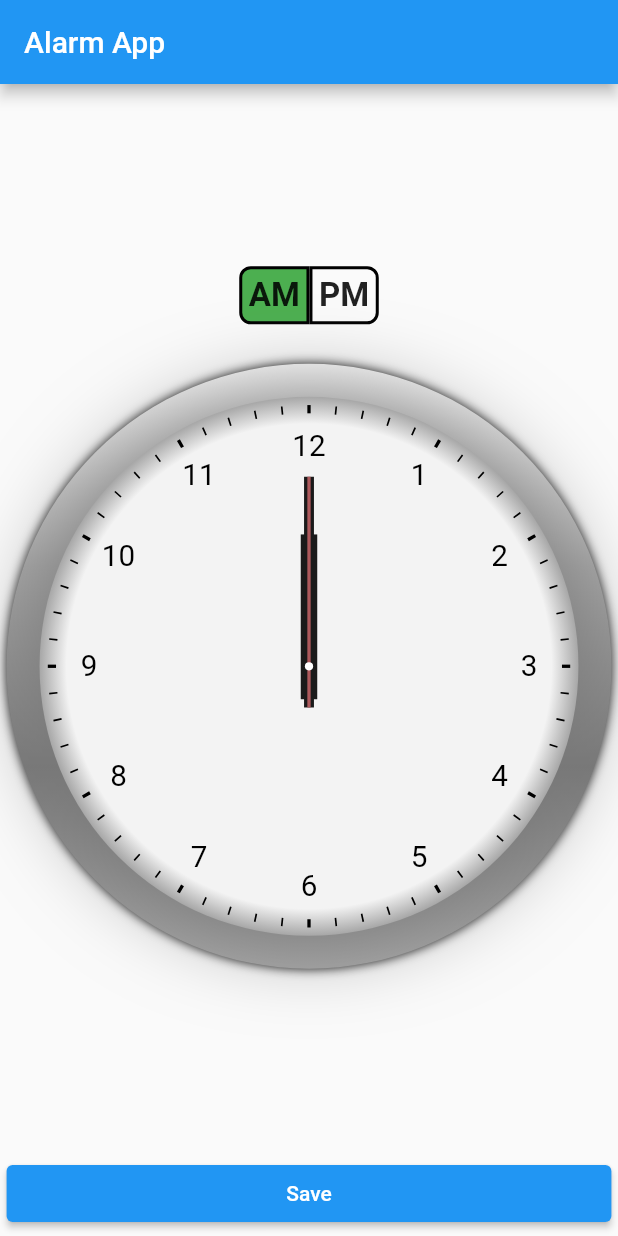
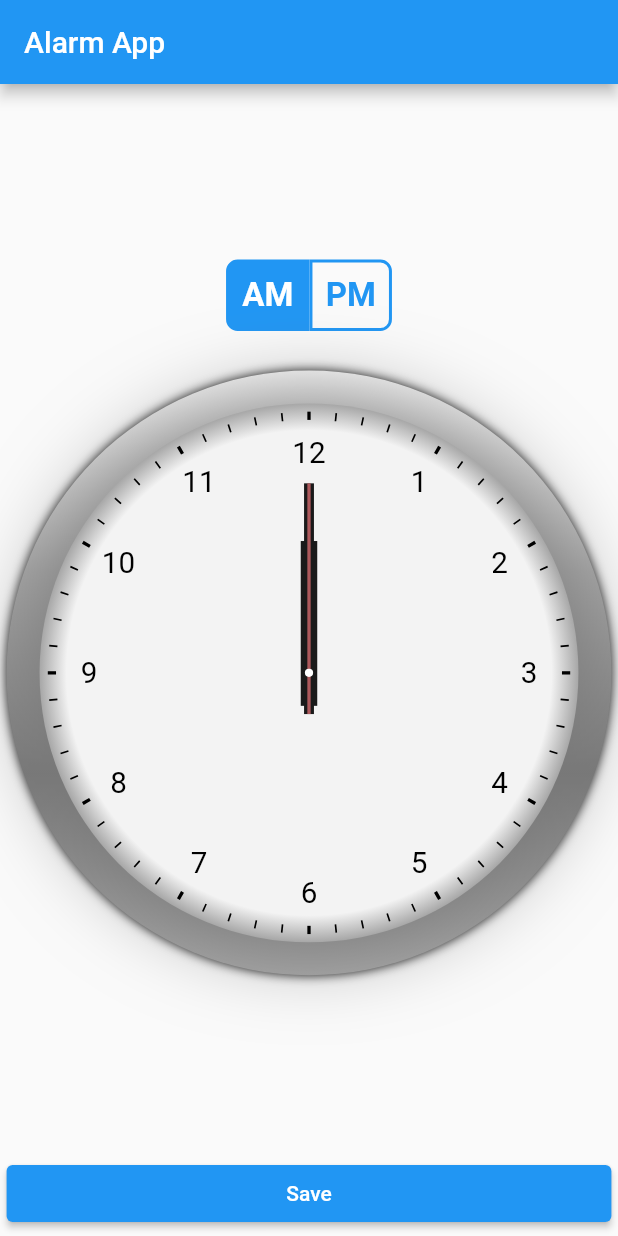
Before and after one commit to willwees/flutter_alarm_app, a Flutter app: the screen it shows after launch, on a phone screen of 412 x 824 dp. Run offline on Flutter 3.47's test engine with Material 2 defaults, Android fonts, the phone set to English and light mode, and no system bars; our stand-ins replace equatable, flutter_bloc, flutter_local_notifications, flutter_screenutil, timezone.

Commit message:
add ClockModeWidget

```diff
--- a/lib/src/app.dart
+++ b/lib/src/app.dart
@@ -30,6 +30,7 @@ class _AppState extends State<App> {
         onGenerateRoute: (RouteSettings settings) {
           if(settings.name == '/detail'){
             final String? arguments = settings.arguments as String?;
+
             return MaterialPageRoute<dynamic>(builder: (BuildContext context) => DetailScreen(arguments: arguments));
           }
         },
--- a/lib/src/screens/home_screen.dart
+++ b/lib/src/screens/home_screen.dart
@@ -5,6 +5,7 @@ import 'package:flutter_alarm_app/src/blocs/home/home_bloc.dart';
 import 'package:flutter_alarm_app/src/constants/device_properties.dart';
 import 'package:flutter_alarm_app/src/utils/date_helper.dart';
 import 'package:flutter_alarm_app/src/utils/notification_helper.dart';
+import 'package:flutter_alarm_app/src/widgets/home/clock_mode_widget.dart';
 import 'package:flutter_alarm_app/src/widgets/home/clock_widget.dart';
 import 'package:flutter_bloc/flutter_bloc.dart';
 import 'package:flutter_screenutil/flutter_screenutil.dart';
@@ -94,42 +95,16 @@ class _HomeScreenState extends State<HomeScreen> {
           mainAxisAlignment: MainAxisAlignment.center,
           children: <Widget>[
             // AM
-            InkWell(
+            ClockModeWidget(
               onTap: () => _homeBloc.add(const HomeChangeClockModeEvent(clockMode: ClockMode.modeAM)),
-              child: Container(
-                padding: EdgeInsets.all(8.0.w),
-                decoration: BoxDecoration(
-                  border: Border.all(width: 2.0),
-                  borderRadius: BorderRadius.horizontal(left: Radius.circular(14.0.r)),
-                  color: state.clockMode == ClockMode.modeAM ? Colors.green : null,
-                ),
-                child: Text(
-                  'AM',
-                  style: TextStyle(
-                    fontSize: 40.0.sp,
-                    fontWeight: FontWeight.bold,
-                  ),
-                ),
-              ),
+              clockMode: ClockMode.modeAM,
+              activeClockMode: state.clockMode,
             ),
             // PM
-            InkWell(
+            ClockModeWidget(
               onTap: () => _homeBloc.add(const HomeChangeClockModeEvent(clockMode: ClockMode.modePM)),
-              child: Container(
-                padding: EdgeInsets.all(8.0.w),
-                decoration: BoxDecoration(
-                  border: Border.all(width: 2.0),
-                  borderRadius: BorderRadius.horizontal(right: Radius.circular(14.0.r)),
-                  color: state.clockMode == ClockMode.modePM ? Colors.green : null,
-                ),
-                child: Text(
-                  'PM',
-                  style: TextStyle(
-                    fontSize: 40.0.sp,
-                    fontWeight: FontWeight.bold,
-                  ),
-                ),
-              ),
+              clockMode: ClockMode.modePM,
+              activeClockMode: state.clockMode,
             ),
           ],
         );
--- /dev/null
+++ b/lib/src/widgets/home/clock_mode_widget.dart
@@ -0,0 +1,45 @@
+import 'package:flutter/material.dart';
+import 'package:flutter_alarm_app/src/blocs/home/home_bloc.dart';
+import 'package:flutter_alarm_app/src/constants/app_colors.dart';
+import 'package:flutter_screenutil/flutter_screenutil.dart';
+
+class ClockModeWidget extends StatelessWidget {
+  final VoidCallback onTap;
+  final ClockMode clockMode;
+  final ClockMode activeClockMode;
+
+  const ClockModeWidget({
+    Key? key,
+    required this.onTap,
+    required this.clockMode,
+    required this.activeClockMode,
+  }) : super(key: key);
+
+  @override
+  Widget build(BuildContext context) {
+    return InkWell(
+      onTap: onTap,
+      child: Container(
+        padding: EdgeInsets.all(16.0.w),
+        decoration: BoxDecoration(
+          border: Border.all(
+            width: 2.0,
+            color: Colors.blue,
+          ),
+          borderRadius: clockMode == ClockMode.modeAM
+              ? BorderRadius.horizontal(left: Radius.circular(14.0.r))
+              : BorderRadius.horizontal(right: Radius.circular(14.0.r)),
+          color: activeClockMode == clockMode ? Colors.blue : null,
+        ),
+        child: Text(
+          clockMode == ClockMode.modeAM ? 'AM' : 'PM',
+          style: TextStyle(
+            fontSize: 40.0.sp,
+            fontWeight: FontWeight.bold,
+            color: activeClockMode == clockMode ? AppColors.kWhite : Colors.blue,
+          ),
+        ),
+      ),
+    );
+  }
+}
```
